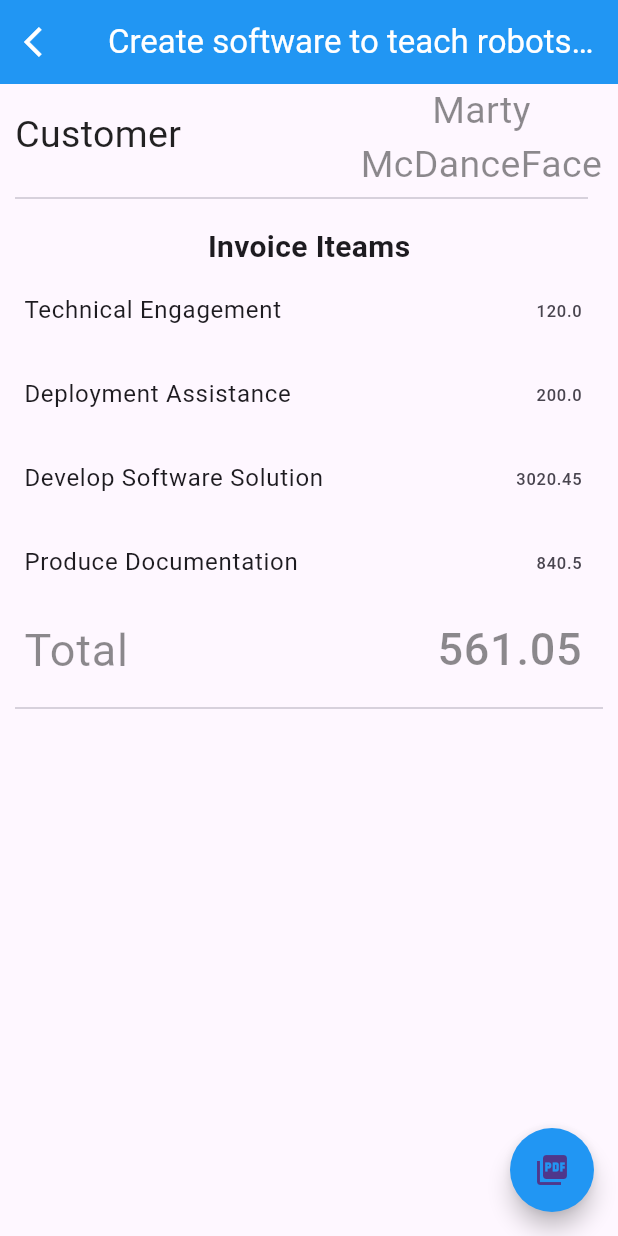
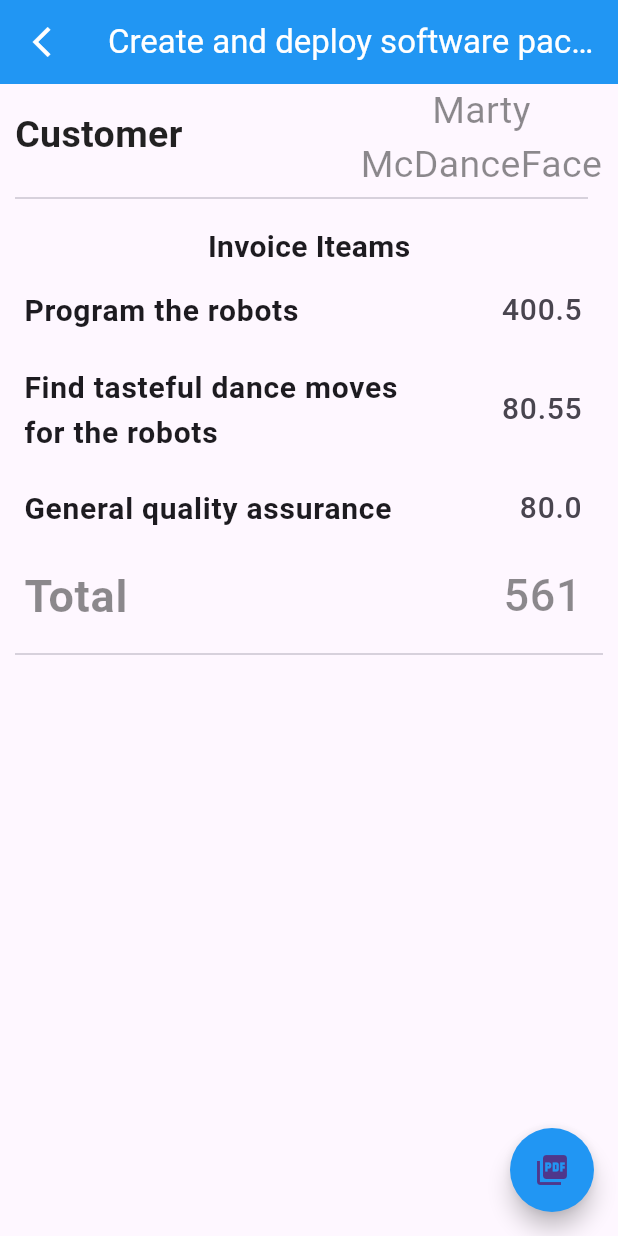
Before and after one commit to AishwaryaBaisane/invoice_generator, a Flutter app: the screen it shows after launch, after a tap on "Create software to teach robots how to d", on a phone screen of 412 x 824 dp. Run offline on Flutter 3.47's test engine with Material 3 defaults, Android fonts, the phone set to English and light mode, and no system bars; our stand-ins replace pdf, printing.

Commit message:
3/6/2024

```diff
--- a/lib/Invoice_Ganrator/detail.dart
+++ b/lib/Invoice_Ganrator/detail.dart
@@ -1,5 +1,6 @@
 import 'package:flutter/material.dart';
 import '../utils/globalVariabal.dart';
+import 'home.dart';
 
 class detailScreen extends StatefulWidget {
   const detailScreen({super.key});
@@ -15,19 +16,25 @@ class _detailScreenState extends State<detailScreen> {
       child: Scaffold(
         appBar: AppBar(
           backgroundColor: Colors.blue,
+          leading: IconButton(
+            onPressed: () {
+              setState(() {
+                items.clear();
+                price.clear();
+                total = 0;
+              });
+              Navigator.of(context).pop();
+            },
+            icon: Icon(
+              Icons.arrow_back_ios_outlined,
+              color: Colors.white,
+            ),
+          ),
           centerTitle: true,
           title: Text(
             '${DataList[selectIndex].data}',
             style: TextStyle(color: Colors.white),
           ),
-          leading: GestureDetector(
-              onTap: () {
-                Navigator.of(context).pop();
-              },
-              child: Icon(
-                Icons.arrow_back_ios,
-                color: Colors.white,
-              )),
         ),
         body: Column(
           children: [
@@ -40,7 +47,10 @@ class _detailScreenState extends State<detailScreen> {
                 children: [
                   const Text(
                     'Customer',
-                    style: TextStyle(fontSize: 25, color: Colors.black87),
+                    style: TextStyle(
+                        fontSize: 25,
+                        color: Colors.black87,
+                        fontWeight: FontWeight.bold),
                   ),
                   SizedBox(
                     width: 100,
@@ -48,7 +58,7 @@ class _detailScreenState extends State<detailScreen> {
                   SizedBox(
                     width: 162,
                     child: Text(
-                      DataList[selectIndex].name,
+                      '${customer}',
                       textAlign: TextAlign.center,
                       style:
                           const TextStyle(fontSize: 25, color: Colors.black45),
@@ -72,19 +82,28 @@ class _detailScreenState extends State<detailScreen> {
               style: TextStyle(fontSize: 20, fontWeight: FontWeight.bold),
             ),
             ...List.generate(
-              ItemList.length,
+              items.length,
               (index) => ListTile(
-                title: Text('${ItemList[index].txt}'),
-                trailing: Text('${ItemList[index].txtPrice}'),
+                title: Text(
+                  '${items[index]}',
+                  style: TextStyle(fontSize: 20, fontWeight: FontWeight.bold),
+                ),
+                trailing: Text(
+                  '${price[index]}',
+                  style: TextStyle(fontSize: 20),
+                ),
               ),
             ),
             ListTile(
               title: const Text(
                 'Total',
-                style: TextStyle(fontSize: 30, color: Colors.black45),
+                style: TextStyle(
+                    fontSize: 30,
+                    color: Colors.black45,
+                    fontWeight: FontWeight.bold),
               ),
               trailing: Text(
-                '${DataList[selectIndex].price}',
+                '${total.round()}',
                 style: const TextStyle(fontSize: 30, color: Colors.black45),
               ),
             ),
--- a/lib/Invoice_Ganrator/home.dart
+++ b/lib/Invoice_Ganrator/home.dart
@@ -18,46 +18,152 @@ class _InvoiceGeneratorState extends State<InvoiceGenerator> {
           centerTitle: true,
           title: Text(
             'Invoices',
-            style: TextStyle(fontSize: 30, color: Colors.white),
+            style: TextStyle(color: Colors.white,fontSize: 35),
           ),
         ),
         body: Column(
-          children: [
-            SizedBox(
-              height: 10,
-            ),
-            ...List.generate(
-              DataList.length,
-              (index) => SizedBox(
-                height: 105,
-                child: TextButton(
-                  onPressed: () {
-                    setState(() {
-                      selectIndex = index;
-                    });
-                    Navigator.of(context).pushNamed('/detail');
-                  },
-                  child: Column(
-                    children: [
-                      SizedBox(
-                        height: 0,
-                      ),
-                      ListTile(
-                        title: Text('${DataList[index].data}'),
-                        subtitle: Text('${DataList[index].name}'),
-                        trailing: Text(
-                          '${DataList[index].price}',
-                          style: TextStyle(fontSize: 20),
-                        ),
-                      ),
-                    ],
+          children: List.generate(
+              itemList.length,
+                  (index) => GestureDetector(
+                onTap: () {
+                  title = listOfInvoice[index].Category.toString();
+                  customer = listOfInvoice[index].Name.toString();
+                  address = listOfInvoice[index].Add.toString();
+                  if (index == 0) {
+                    for (int i = 0; i < invoice1List.length; i++) {
+                      items.add(invoice1List[i].name.toString());
+                      price.add(invoice1List[i].price.toString());
+                      total = total + invoice1List[i].price!;
+                    }
+                  } else if (index == 1) {
+                    for (int i = 0; i < invoice2List.length; i++) {
+                      items.add(invoice2List[i].name.toString());
+                      price.add(invoice2List[i].price.toString());
+                      total = total + invoice2List[i].price!;
+                    }
+                  } else if (index == 2) {
+                    for (int i = 0; i < invoice3List.length; i++) {
+                      items.add(invoice3List[i].name.toString());
+                      price.add(invoice3List[i].price.toString());
+                      total = total + invoice3List[i].price!;
+                    }
+                  }
+                  Navigator.of(context).pushNamed('/detail');
+                },
+                child: ListTile(
+                  title: Text(
+                    '${listOfInvoice[index].Category.toString()}',
+                    style: TextStyle(fontWeight: FontWeight.w500),
+                  ),
+                  subtitle: Text(
+                    '${listOfInvoice[index].Name.toString()}',
+                    style: TextStyle(
+                        color: Colors.grey,
+                        fontWeight: FontWeight.w500,
+                        fontSize: 15),
+                  ),
+                  trailing: Text(
+                    '${check[index]}',
+                    style: TextStyle(
+                        color: Colors.black,
+                        fontWeight: FontWeight.bold,
+                        fontSize: 14),
                   ),
                 ),
-              ),
-            ),
-          ],
+              )),
         ),
       ),
     );
   }
 }
+
+String title = '';
+String customer = '';
+String address = '';
+
+class customerModel {
+  String? Name;
+  String? Add;
+  String? Category;
+
+  customerModel({this.Name, this.Add, this.Category});
+}
+
+List<customerModel> listOfInvoice = [
+  customerModel(
+      Name: 'David Thomas',
+      Add: '123 Fake St\r\nBermuda Triangle',
+      Category: 'Create and deploy software package'),
+  customerModel(
+      Name: 'Michael Ambiguous',
+      Add: '82 Unsure St\r\nBaggle Palace',
+      Category: 'Provide remote support after lunch'),
+  customerModel(
+      Name: 'Marty McDanceFace',
+      Add: '55 Dancing Parade\r\nDance Place',
+      Category: 'Create software to teach robots how to dance'),
+];
+List itemList = [
+  invoice1List,
+  invoice2List,
+  invoice3List,
+];
+List<InvoiceModel> invoice1List = [
+  InvoiceModel(
+    name: 'Technical Engagement',
+    price: 120.00,
+  ),
+  InvoiceModel(
+    name: 'Deployment Assistance',
+    price: 200.00,
+  ),
+  InvoiceModel(
+    name: 'Develop Software Solution',
+    price: 3020.45,
+  ),
+  InvoiceModel(
+    name: 'Produce Documentation',
+    price: 840.50,
+  ),
+];
+List<InvoiceModel> invoice2List = [
+  InvoiceModel(
+    name: 'Professional Advice',
+    price: 100.00,
+  ),
+  InvoiceModel(
+    name: 'Lunch Bill',
+    price: 43.55,
+  ),
+  InvoiceModel(
+    name: 'Remote Assistance',
+    price: 50.00,
+  ),
+];
+List<InvoiceModel> invoice3List = [
+  InvoiceModel(
+    name: 'Program the robots',
+    price: 400.50,
+  ),
+  InvoiceModel(
+    name: 'Find tasteful dance moves \nfor the robots',
+    price: 80.55,
+  ),
+  InvoiceModel(
+    name: 'General quality assurance',
+    price: 80.00,
+  ),
+];
+
+class InvoiceModel {
+  String? name;
+  String? category;
+  double? price;
+
+  InvoiceModel({this.name, this.price, this.category});
+}
+
+List items = [];
+List price = [];
+double total = 0;
+List check = [4180.95, 193.55, 561.05];
--- a/lib/home/routs.dart
+++ b/lib/home/routs.dart
@@ -1,24 +1,18 @@
 import 'package:flutter/material.dart';
 import 'package:invoice_janrate/Invoice_Ganrator/home.dart';
-
 import '../Invoice_Ganrator/detail.dart';
 import '../Invoice_Ganrator/pdf.dart';
 import 'billScreen.dart';
 import 'final.dart';
 import 'homeScreen.dart';
-import 'lastTry.dart';
 
 class AppRoutes {
-
-  static Map<String, Widget Function(BuildContext)> routes =
-  {
-    '/home' : (context) => const HomeScreen(),
-    '/bill' : (context) => const BillScreen(),
-    '/' : (context) => const InvoiceGenerator(),
-    '/detail' : (context) => const detailScreen(),
-    '/skill' : (context) => const SkillPage(),
-    '/final' : (context) => const FinalPage(),
-    '/pdf' : (context) => const PdfScreen (),
-
+  static Map<String, Widget Function(BuildContext)> routes = {
+    '/home': (context) => const HomeScreen(),
+    '/bill': (context) => const BillScreen(),
+    '/': (context) => const InvoiceGenerator(),
+    '/detail': (context) => detailScreen(),
+    '/final': (context) => const FinalPage(),
+    '/pdf': (context) => const PdfScreen(),
   };
 }
```
Also changed, not shown: lib/Invoice_Ganrator/pdf.dart (+7 -6 lines), lib/New_ganrator/add.dart (added, +166 -0 lines), lib/New_ganrator/home.dart (added, +82 -0 lines), lib/New_ganrator/pdf.dart (added, +99 -0 lines).
